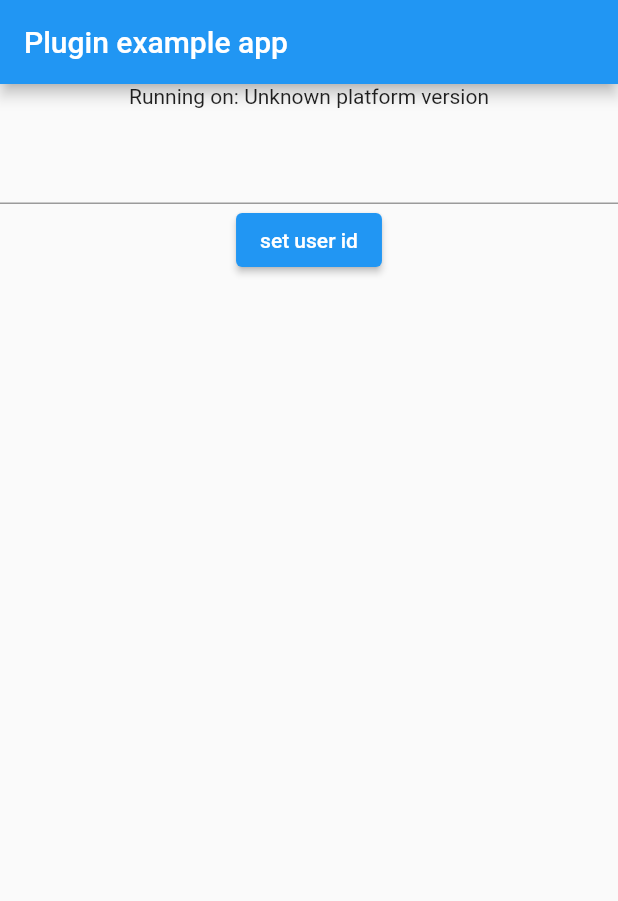
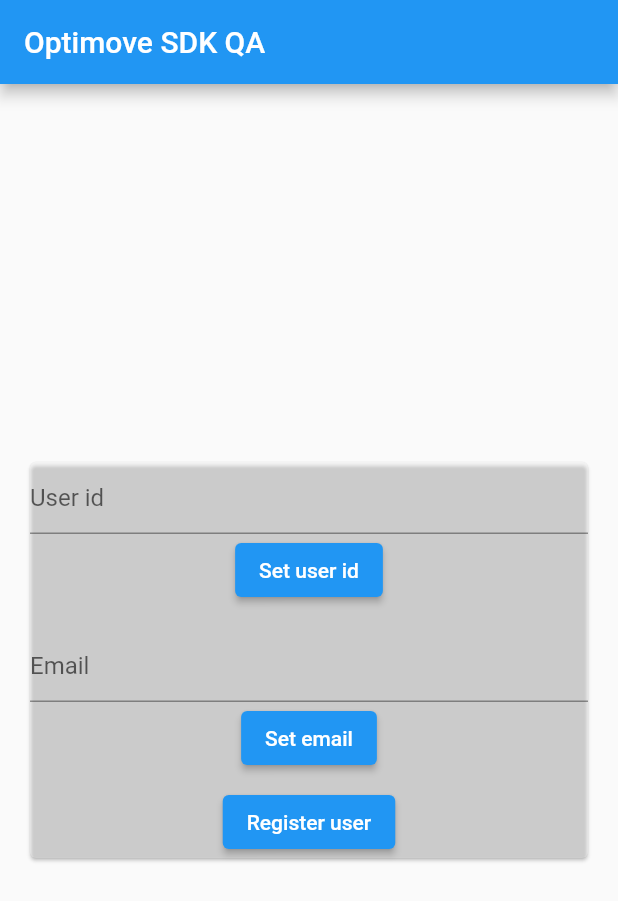
Before and after one commit to optimove-tech/Optimove-SDK-Flutter, a Flutter app: the screen it shows after launch, on a phone screen of 412 x 824 dp. Shown: the top 901 px of the screen. Run offline on Flutter 3.47's test engine with Material 2 defaults, Android fonts, the phone set to English and light mode, and no system bars; our stand-ins replace plugin_platform_interface.

Commit message:
Added user area to the example app

```diff
--- a/example/lib/main.dart
+++ b/example/lib/main.dart
@@ -18,21 +18,16 @@ class MyApp extends StatefulWidget {
 class _MyAppState extends State<MyApp> {
   String _platformVersion = 'Unknown';
   final _optimoveFlutterSdkPlugin = Optimove();
-  late final TextEditingController textBoxController;
-  late final TextEditingController buttonTextController;
-  String setUserIdButtonText = "set user id";
+  late final TextEditingController userIdTextController;
+  late final TextEditingController emailTextController;
 
   @override
   void initState() {
     super.initState();
     initPlatformState();
-    textBoxController = TextEditingController();
-    buttonTextController = TextEditingController();
+    userIdTextController = TextEditingController();
+    emailTextController = TextEditingController();
   }
-
-  static int counter = 0;
-
-  void setUserId() {}
 
   // Platform messages are asynchronous, so we initialize in an async method.
   Future<void> initPlatformState() async {
@@ -60,22 +55,54 @@ class _MyAppState extends State<MyApp> {
     return MaterialApp(
       home: Scaffold(
         appBar: AppBar(
-          title: const Text('Plugin example app'),
+          title: const Text('Optimove SDK QA'),
         ),
-        body: Center(
+        body: Padding(
+          padding: const EdgeInsets.all(16.0),
+          child: Center(
+              child: Column(
+                mainAxisAlignment: MainAxisAlignment.center,
+            children: [
+              Card(
+                color: Colors.white30,
                 child: Column(
                   children: [
-            Text('Running on: $_platformVersion\n'),
                     TextField(
-              controller: textBoxController,
+                        controller: userIdTextController,
+                        decoration: const InputDecoration(
+                          hintText: 'User id',
+                        )
                     ),
                     ElevatedButton(
                         onPressed: () {
-                  Optimove.setUserId(userId: textBoxController.text);
+                          Optimove.setUserId(userId: userIdTextController.text);
                         },
-                child: Text(setUserIdButtonText)),
+                        child: const Text("Set user id")),
+                    const SizedBox(height: 16),
+                    TextField(
+                        controller: emailTextController,
+                        decoration: const InputDecoration(
+                          hintText: 'Email',
+                        )
+                    ),
+                    ElevatedButton(
+                        onPressed: () {
+                          Optimove.setUserEmail(email: emailTextController.text);
+                        },
+                        child: const Text("Set email")),
+                    const SizedBox(height: 8),
+                    ElevatedButton(
+                        onPressed: () {
+                          Optimove.registerUser(userId: userIdTextController.text, email: emailTextController.text);
+                        },
+                        child: const Text("Register user")),
+                  ],
+                ),
+              )
+
             ],
           )),
+        ),
       ),
     );
   }
```
Also changed, not shown: 1 other file. Lines whose indentation alone changed are shown as unchanged.
